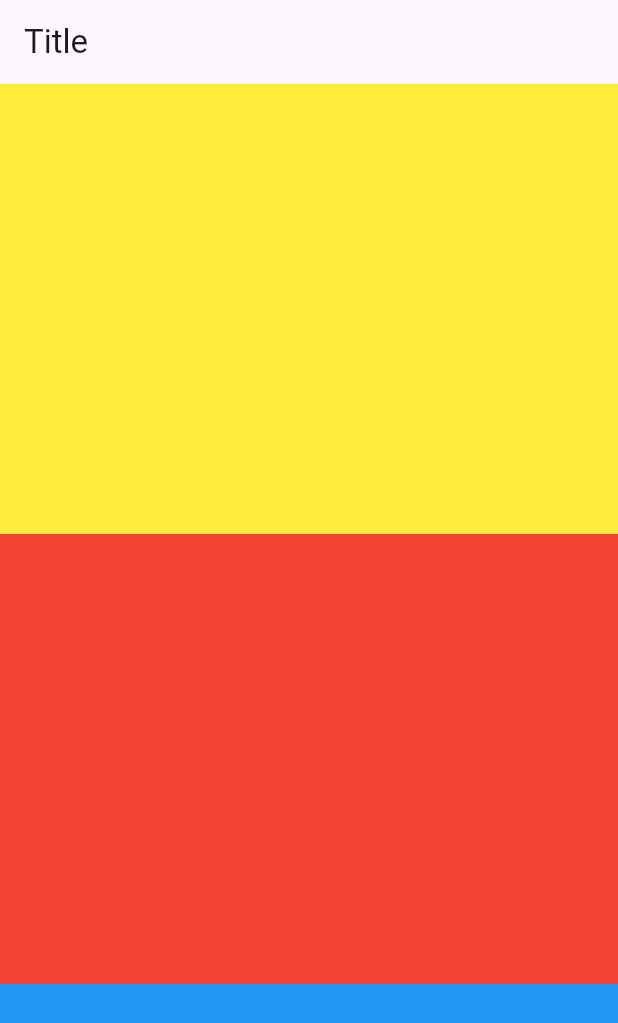
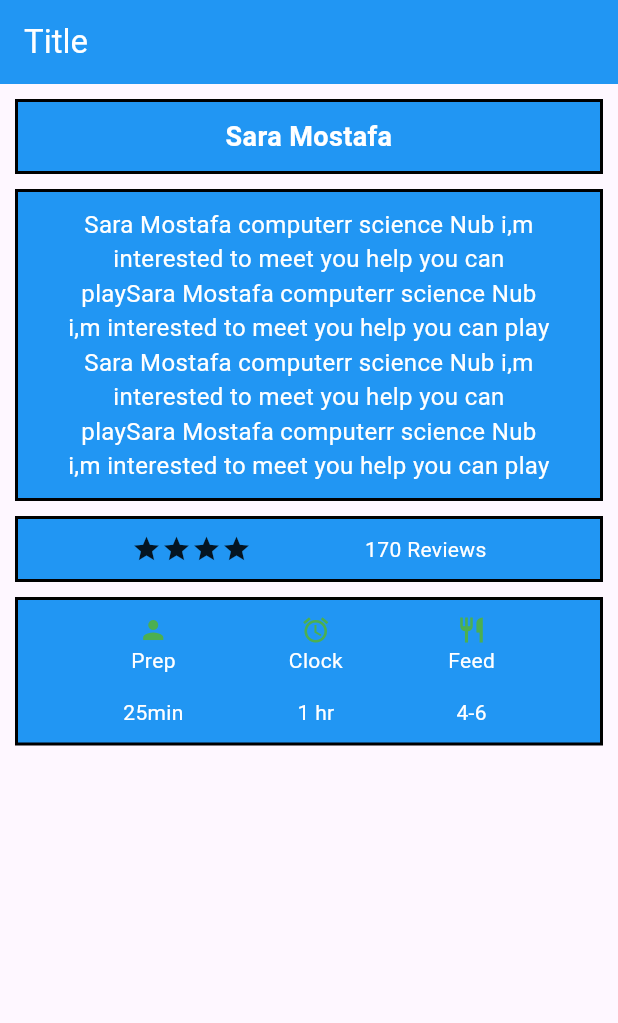
Before and after one commit to saramostafa1234/islami_app_c11, a Flutter app: the screen it shows after launch, on a phone screen of 412 x 824 dp. Shown: the top 1023 px of the screen. Run offline on Flutter 3.47's test engine with Material 3 defaults, Android fonts, the phone set to English and light mode, and no system bars; our stand-ins replace animated_custom_dropdown; generated files the repository leaves out were written again.

```diff
--- a/practise/lib/main.dart
+++ b/practise/lib/main.dart
@@ -11,41 +11,150 @@ class MyApp extends StatelessWidget {
       debugShowCheckedModeBanner: false,
       home: Scaffold(
         appBar: AppBar(
-          title: Text("Title"),
+          title: Text(
+            "Title",
+            style: TextStyle(
+              color: Colors.white,
             ),
-        body: SingleChildScrollView(
+          ),
+          backgroundColor: Colors.blue,
+        ),
+        body: Container(
+          padding: EdgeInsets.all(10),
           child: Column(
             children: [
               Container(
-                width: 500,
-                height: 300,
-                color: Colors.yellow,
+                margin: EdgeInsets.only(bottom: 10),
+                decoration: BoxDecoration(
+                    color: Colors.blue,
+                    border: Border.all(color: Colors.black, width: 2)),
+                padding: EdgeInsets.all(10),
+                width: 1000,
+                child: Text(
+                  "Sara Mostafa",
+                  style: TextStyle(
+                    color: Colors.white,
+                    fontSize: 18,
+                    fontWeight: FontWeight.w600,
+                  ),
+                  textAlign: TextAlign.center,
+                ),
               ),
               Container(
-                width: 500,
-                height: 300,
-                color: Colors.red,
+                margin: EdgeInsets.only(bottom: 10),
+                decoration: BoxDecoration(
+                    color: Colors.blue,
+                    border: Border.all(color: Colors.black, width: 2)),
+                padding: EdgeInsets.symmetric(
+                  horizontal: 30,
+                  vertical: 10,
+                ),
+                width: 1000,
+                child: Text(
+                  "Sara Mostafa computerr science Nub i,m interested to meet you help you can playSara Mostafa computerr science Nub i,m interested to meet you help you can play Sara Mostafa computerr science Nub i,m interested to meet you help you can playSara Mostafa computerr science Nub i,m interested to meet you help you can play ",
+                  style: TextStyle(
+                    color: Colors.white,
+                    fontSize: 16,
+                  ),
+                  textAlign: TextAlign.center,
+                ),
               ),
               Container(
-                width: 500,
-                height: 300,
+                  margin: EdgeInsets.only(bottom: 10),
+                  decoration: BoxDecoration(
                       color: Colors.blue,
+                      border: Border.all(color: Colors.black, width: 2)),
+                  padding: EdgeInsets.symmetric(
+                    vertical: 10,
                   ),
+                  width: 1000,
+                  child: Row(
+                    mainAxisAlignment: MainAxisAlignment.spaceEvenly,
+                    children: [
+                      Row(
+                        children: [
+                          Icon(
+                            Icons.star,
+                            size: 20,
+                          ),
+                          Icon(
+                            Icons.star,
+                            size: 20,
+                          ),
+                          Icon(
+                            Icons.star,
+                            size: 20,
+                          ),
+                          Icon(
+                            Icons.star,
+                            size: 20,
+                          ),
+                        ],
+                      ),
+                      Text(
+                        "170 Reviews",
+                        style: TextStyle(color: Colors.white),
+                      )
+                    ],
+                  )),
               Container(
-                width: 500,
-                height: 300,
-                color: Colors.yellow,
+                padding: EdgeInsets.symmetric(vertical: 10),
+                margin: EdgeInsets.only(bottom: 10),
+                decoration: BoxDecoration(
+                    color: Colors.blue,
+                    border: Border.all(color: Colors.black, width: 2)),
+                child: Row(
+                  mainAxisAlignment: MainAxisAlignment.spaceEvenly,
+                  children: [
+                    Spacer(),
+                    Column(
+                      children: [
+                        Icon(
+                          Icons.person,
+                          color: Colors.green,
+                          size: 20,
                         ),
+                        Text("Prep", style: TextStyle(color: Colors.white)),
                         Container(
-                width: 500,
-                height: 300,
-                color: Colors.red,
+                          height: 15,
                         ),
+                        Text("25min", style: TextStyle(color: Colors.white)),
+                      ],
+                    ),
+                    Spacer(),
+                    Column(
+                      children: [
+                        Icon(
+                          Icons.alarm,
+                          color: Colors.green,
+                          size: 20,
+                        ),
+                        Text("Clock", style: TextStyle(color: Colors.white)),
                         Container(
-                width: 500,
-                height: 300,
-                color: Colors.blue,
+                          height: 15,
                         ),
+                        Text("1 hr", style: TextStyle(color: Colors.white)),
+                      ],
+                    ),
+                    Spacer(),
+                    Column(
+                      children: [
+                        Icon(
+                          Icons.restaurant,
+                          color: Colors.green,
+                          size: 20,
+                        ),
+                        Text("Feed", style: TextStyle(color: Colors.white)),
+                        Container(
+                          height: 15,
+                        ),
+                        Text("4-6", style: TextStyle(color: Colors.white)),
+                      ],
+                    ),
+                    Spacer(),
+                  ],
+                ),
+              )
             ],
           ),
         ),
@@ -53,3 +162,40 @@ class MyApp extends StatelessWidget {
     );
   }
 }
+
+//body:Container(
+//child:ListView(
+//children: [
+//Card(
+//color: Colors.blue,
+//elevation: 3,
+//child: ListTile(
+//title: Text("Sara",style: TextStyle(color: Colors.white),),
+//onTap: (){
+//print("object");
+//},
+//leading: Text("My Name"),
+//subtitle:Text("Mostafa") ,
+//trailing: Text("21 age"),
+//),
+//),
+//Card(
+//color: Colors.blue,
+//elevation: 3,
+//child: ListTile(
+//title: Text("Sara",style: TextStyle(color: Colors.white)),
+//onTap: (){
+//print("object");
+//},
+//leading: Text("My Name"),
+//subtitle:Text("Mostafa") ,
+//trailing: Text("21 age"),
+//),
+//),
+//Icon(Icons.person,color:Colors. green,),
+//IconButton(onPressed: (){
+//print ("sara");
+//}
+//icon: Icon(Icons.star,),),
+//],
+//)
```
Lines whose indentation alone changed are shown as unchanged.
